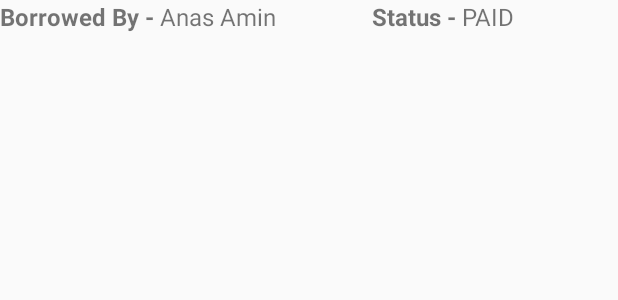
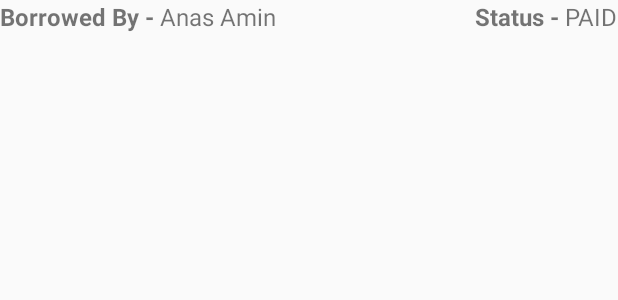
Before and after one commit to Anas9935/BorrowFromMe, an Android app: the layout item_history_small.xml on its own in the app's theme, with its tools: preview values and no code run, on a phone screen of 412 x 824 dp. Shown: the top 300 px of the screen. Run offline under Robolectric (Android 15) with nearby library versions, the light colour scheme and no system bars.

Commit message:
fixed a bug of activity2main

```diff
--- a/BorrowFromMeGIT/app/src/main/java/com/example/anasamin/borrowfromme/History.java
+++ b/BorrowFromMeGIT/app/src/main/java/com/example/anasamin/borrowfromme/History.java
@@ -19,7 +19,7 @@ public class History extends AppCompatActivity {
     protected void onCreate(Bundle savedInstanceState) {
         super.onCreate(savedInstanceState);
         setContentView(R.layout.activity_history);
-
+        setTitle("History");
         display();
 
 
--- a/BorrowFromMeGIT/app/src/main/res/layout/item_history_small.xml
+++ b/BorrowFromMeGIT/app/src/main/res/layout/item_history_small.xml
@@ -1,10 +1,11 @@
 <?xml version="1.0" encoding="utf-8"?>
-<LinearLayout
+<RelativeLayout
     xmlns:android="http://schemas.android.com/apk/res/android"
     android:layout_width="match_parent"
     android:orientation="horizontal"
     android:layout_height="wrap_content">
     <TextView
+        android:id="@+id/tv11"
         android:layout_width="wrap_content"
         android:layout_height="wrap_content"
         android:text="Borrowed By - "
@@ -15,6 +16,7 @@
         android:layout_width="wrap_content"
         android:layout_height="wrap_content"
         android:textSize="16sp"
+        android:layout_toRightOf="@id/tv11"
         android:text="Anas Amin "
         android:id="@+id/BorrowerXML2"
         />
@@ -23,6 +25,7 @@
         android:textSize="16sp"
         android:layout_height="wrap_content"
         android:text="Status - "
+        android:layout_toLeftOf="@id/paid"
         android:textStyle="bold"
         android:layout_marginLeft="60dp"
         />
@@ -30,8 +33,9 @@
         android:layout_width="wrap_content"
         android:layout_height="wrap_content"
         android:text="PAID"
+        android:layout_alignParentEnd="true"
         android:textSize="16sp"
         android:id="@+id/paid"
         />
 
-</LinearLayout>
+</RelativeLayout>
```
Also changed, not shown: 1 other file.
